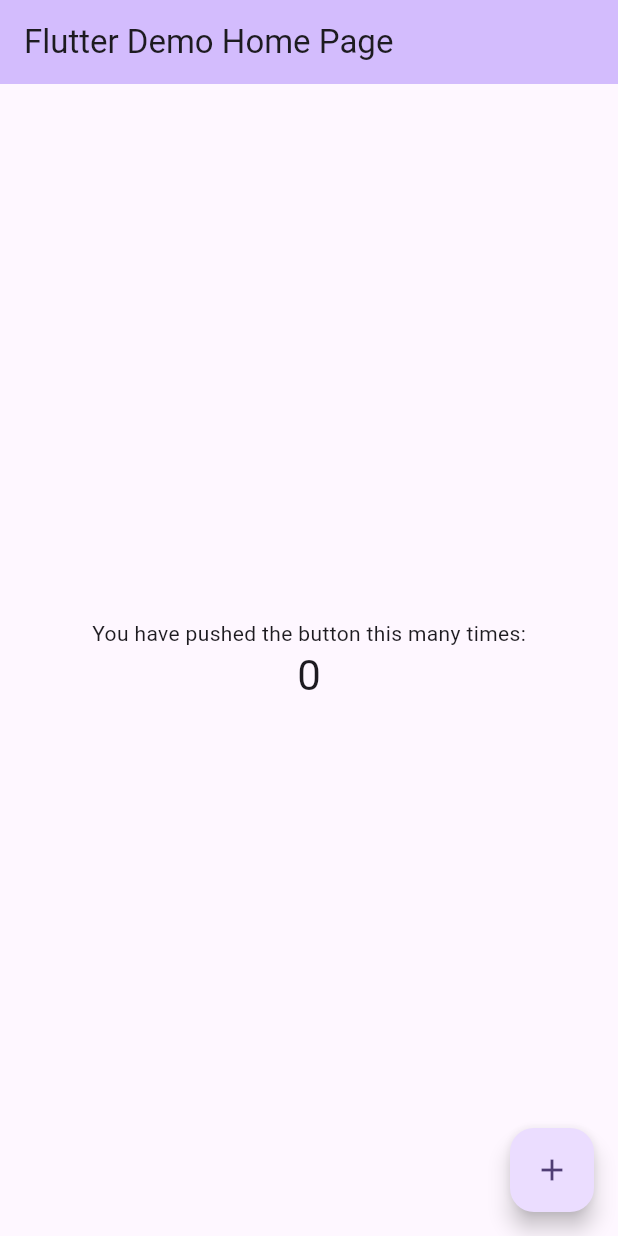
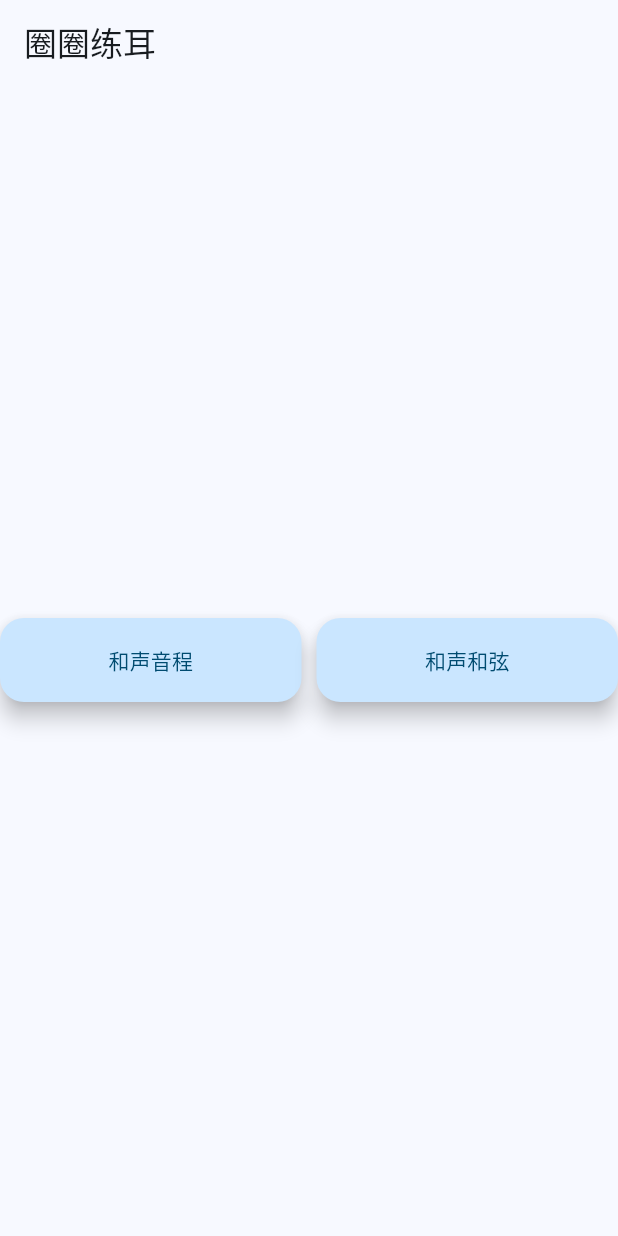
Before and after one commit to CreamRing/RingHear, a Flutter app: the screen it shows after launch, on a phone screen of 412 x 824 dp. Run offline on Flutter 3.47's test engine with Material 3 defaults, Android fonts, the phone set to English and light mode, and no system bars.

Commit message:
第一页面添加

```diff
--- a/analysis_options.yaml
+++ b/analysis_options.yaml
@@ -7,6 +7,9 @@
 
 # The following line activates a set of recommended lints for Flutter apps,
 # packages, and plugins designed to encourage good coding practices.
+analyzer:
+  errors:
+    use_super_parameters: ignore
 include: package:flutter_lints/flutter.yaml
 
 linter:
--- /dev/null
+++ b/lib/home/home_page.dart
@@ -0,0 +1,62 @@
+import 'package:flutter/material.dart';
+import 'package:ring_hear/intervalProperty/interval_property_setting_page.dart';
+
+enum PageID {
+  intervalProperty,
+  chordProperty,
+}
+
+class HomePage extends StatefulWidget {
+  const HomePage({ Key? key }) : super(key: key);
+
+  @override
+  _HomePageState createState() => _HomePageState();
+}
+
+class _HomePageState extends State<HomePage> {
+  void gotoPage(PageID pageID) {
+    switch (pageID) {
+      case PageID.intervalProperty:
+        Navigator.push(context, MaterialPageRoute(builder: (context) => IntervalPropertySettingPage()));
+        break;
+      case PageID.chordProperty:
+        // Navigator.push(context, MaterialPageRoute(builder: (context) => ChordHarmonyPage()));
+        break;
+    }
+  }
+
+  @override
+  Widget build(BuildContext context) {
+    return Scaffold(
+      appBar: AppBar(
+        title: const Text("圈圈练耳"),
+      ),
+      body: Center(
+        child: Column(
+          spacing: 10,
+          mainAxisAlignment: MainAxisAlignment.center,
+          children: <Widget>[
+            Row(
+              spacing: 10,
+              mainAxisAlignment: MainAxisAlignment.center,
+              children: <Widget>[
+                Expanded(
+                  child: FloatingActionButton(
+                    onPressed: () => gotoPage(PageID.intervalProperty),
+                    child: Text("和声音程")
+                  )
+                ),
+                Expanded(
+                  child: FloatingActionButton(
+                    onPressed: () => gotoPage(PageID.chordProperty),
+                    child: Text("和声和弦")
+                  )
+                )
+              ],
+            ),
+          ],
+        ),
+      ),
+    );
+  }
+}
--- /dev/null
+++ b/lib/intervalProperty/interval_property_values.dart
@@ -0,0 +1,3 @@
+class IntervalPropertyValues {
+  static List<String> selectedProperties = <String>[];
+}
--- a/lib/main.dart
+++ b/lib/main.dart
@@ -1,4 +1,6 @@
 import 'package:flutter/material.dart';
+import 'package:ring_hear/home/home_page.dart';
+import 'package:ring_hear/intervalProperty/interval_property_setting_page.dart';
 
 void main() {
   runApp(const MyApp());
@@ -11,112 +13,11 @@ class MyApp extends StatelessWidget {
   @override
   Widget build(BuildContext context) {
     return MaterialApp(
-      title: 'Flutter Demo',
+      title: "圈圈练耳",
       theme: ThemeData(
-        // This is the theme of your application.
-        //
-        // TRY THIS: Try running your application with "flutter run". You'll see
-        // the application has a purple toolbar. Then, without quitting the app,
-        // try changing the seedColor in the colorScheme below to Colors.green
-        // and then invoke "hot reload" (save your changes or press the "hot
-        // reload" button in a Flutter-supported IDE, or press "r" if you used
-        // the command line to start the app).
-        //
-        // Notice that the counter didn't reset back to zero; the application
-        // state is not lost during the reload. To reset the state, use hot
-        // restart instead.
-        //
-        // This works for code too, not just values: Most code changes can be
-        // tested with just a hot reload.
-        colorScheme: .fromSeed(seedColor: Colors.deepPurple),
+        colorScheme: ColorScheme.fromSeed(seedColor: Colors.lightBlue),
       ),
-      home: const MyHomePage(title: 'Flutter Demo Home Page'),
+      home: const HomePage(),
     );
   }
 }
-
-class MyHomePage extends StatefulWidget {
-  const MyHomePage({super.key, required this.title});
-
-  // This widget is the home page of your application. It is stateful, meaning
-  // that it has a State object (defined below) that contains fields that affect
-  // how it looks.
-
-  // This class is the configuration for the state. It holds the values (in this
-  // case the title) provided by the parent (in this case the App widget) and
-  // used by the build method of the State. Fields in a Widget subclass are
-  // always marked "final".
-
-  final String title;
-
-  @override
-  State<MyHomePage> createState() => _MyHomePageState();
-}
-
-class _MyHomePageState extends State<MyHomePage> {
-  int _counter = 0;
-
-  void _incrementCounter() {
-    setState(() {
-      // This call to setState tells the Flutter framework that something has
-      // changed in this State, which causes it to rerun the build method below
-      // so that the display can reflect the updated values. If we changed
-      // _counter without calling setState(), then the build method would not be
-      // called again, and so nothing would appear to happen.
-      _counter++;
-    });
-  }
-
-  @override
-  Widget build(BuildContext context) {
-    // This method is rerun every time setState is called, for instance as done
-    // by the _incrementCounter method above.
-    //
-    // The Flutter framework has been optimized to make rerunning build methods
-    // fast, so that you can just rebuild anything that needs updating rather
-    // than having to individually change instances of widgets.
-    return Scaffold(
-      appBar: AppBar(
-        // TRY THIS: Try changing the color here to a specific color (to
-        // Colors.amber, perhaps?) and trigger a hot reload to see the AppBar
-        // change color while the other colors stay the same.
-        backgroundColor: Theme.of(context).colorScheme.inversePrimary,
-        // Here we take the value from the MyHomePage object that was created by
-        // the App.build method, and use it to set our appbar title.
-        title: Text(widget.title),
-      ),
-      body: Center(
-        // Center is a layout widget. It takes a single child and positions it
-        // in the middle of the parent.
-        child: Column(
-          // Column is also a layout widget. It takes a list of children and
-          // arranges them vertically. By default, it sizes itself to fit its
-          // children horizontally, and tries to be as tall as its parent.
-          //
-          // Column has various properties to control how it sizes itself and
-          // how it positions its children. Here we use mainAxisAlignment to
-          // center the children vertically; the main axis here is the vertical
-          // axis because Columns are vertical (the cross axis would be
-          // horizontal).
-          //
-          // TRY THIS: Invoke "debug painting" (choose the "Toggle Debug Paint"
-          // action in the IDE, or press "p" in the console), to see the
-          // wireframe for each widget.
-          mainAxisAlignment: .center,
-          children: [
-            const Text('You have pushed the button this many times:'),
-            Text(
-              '$_counter',
-              style: Theme.of(context).textTheme.headlineMedium,
-            ),
-          ],
-        ),
-      ),
-      floatingActionButton: FloatingActionButton(
-        onPressed: _incrementCounter,
-        tooltip: 'Increment',
-        child: const Icon(Icons.add),
-      ),
-    );
-  }
-}
```
Also changed, not shown: lib/intervalProperty/interval_property_setting_page.dart (added, +35 -0 lines).
